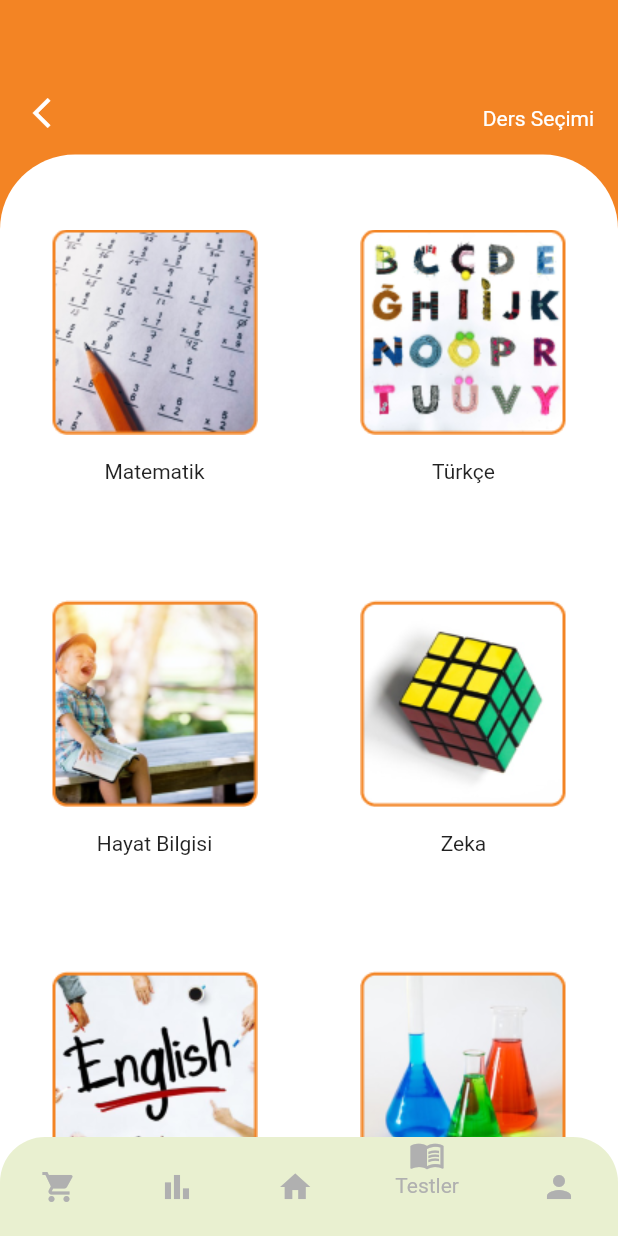
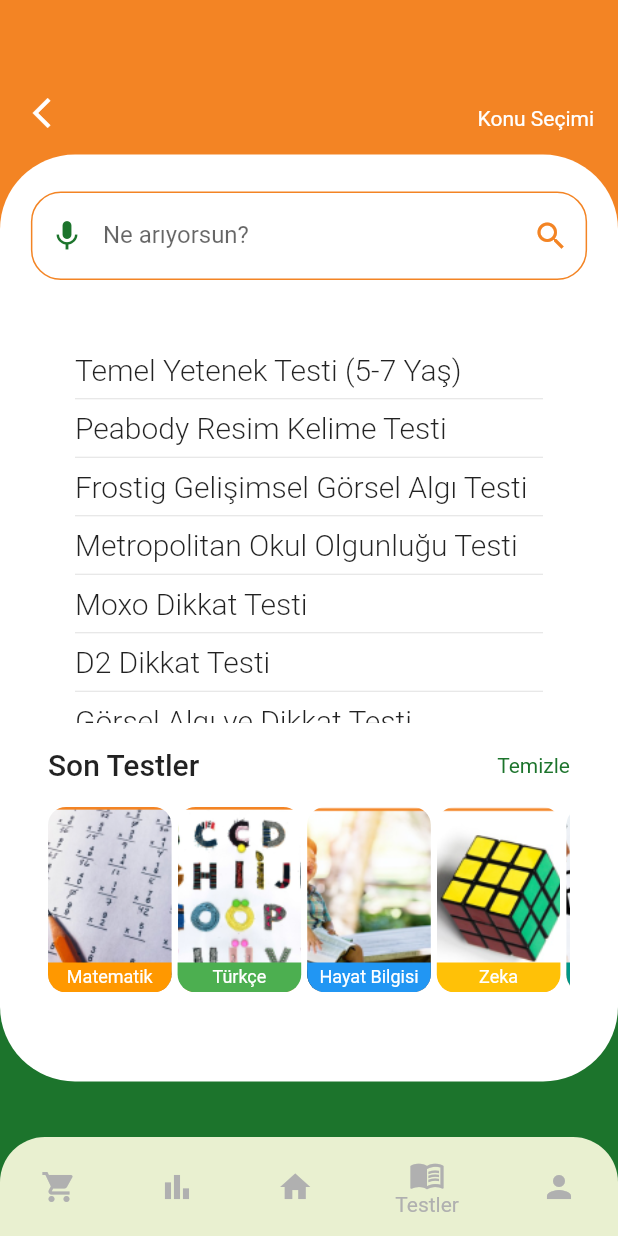
Before and after one commit to hasan-ciftci/dodi, a Flutter app: the screen it shows after launch, on a phone screen of 412 x 824 dp. Run offline on Flutter 3.47's test engine with Material 2 defaults, Android fonts, the phone set to English and light mode, and no system bars; our stand-ins replace charts_flutter, mask_text_input_formatter.

Commit message:
Subject page implemented. TextField will be improved.

```diff
--- a/lib/main.dart
+++ b/lib/main.dart
@@ -1,6 +1,7 @@
 import 'package:dodi/view/choose_profile_extra.dart';
 import 'package:dodi/view/course_select_view.dart';
 import 'package:dodi/view/create_profile_view.dart';
+import 'package:dodi/view/subject_select_view.dart';
 import 'package:flutter/material.dart';
 
 import 'view/analyzing_view.dart';
@@ -50,7 +51,8 @@ class MyApp extends StatelessWidget {
         '/createProfile': (context) => CreateProfileView(),
         //Same with Choose Profile but included one more profile for scenerio.
         '/chooseProfileExtra': (context) => ChooseProfileExtra(),
-        '/': (context) => CourseSelectView(),
+        '/courseSelectView': (context) => CourseSelectView(),
+        '/': (context) => SubjectSelectView(),
       },
     );
   }
--- /dev/null
+++ b/lib/view/subject_select_view.dart
@@ -0,0 +1,337 @@
+import 'package:flutter/material.dart';
+
+import '../core/constants/image_constants.dart';
+
+class SubjectSelectView extends StatefulWidget {
+  @override
+  _SubjectSelectViewState createState() => _SubjectSelectViewState();
+}
+
+class _SubjectSelectViewState extends State<SubjectSelectView> {
+  bool isSelected = false;
+
+  @override
+  Widget build(BuildContext context) {
+    Size size = MediaQuery.of(context).size;
+
+    return Scaffold(
+      body: Stack(
+        children: [
+          buildBackground(size, context),
+          buildPageHeader(size),
+          buildBody(size, context),
+          buildAppBar(size, context)
+        ],
+      ),
+    );
+  }
+
+  Align buildBody(Size size, BuildContext context) {
+    return Align(
+      alignment: Alignment.center,
+      child: Container(
+        height: size.height * .75,
+        width: size.width,
+        decoration: BoxDecoration(
+          borderRadius: BorderRadius.circular(50.0),
+          color: Colors.white,
+        ),
+        child: Column(
+          children: [
+            Padding(
+              padding: EdgeInsets.symmetric(vertical: size.height * .03),
+              child: SizedBox(
+                height: size.height * .1,
+                width: size.width * .9,
+                child: TextFormField(
+                  decoration: InputDecoration(
+                    focusedBorder: OutlineInputBorder(
+                      borderSide: BorderSide(
+                        color: Theme.of(context).backgroundColor,
+                      ),
+                      borderRadius: BorderRadius.all(
+                        Radius.circular(20.0),
+                      ),
+                    ),
+                    enabledBorder: OutlineInputBorder(
+                      borderSide:
+                          BorderSide(color: Theme.of(context).backgroundColor),
+                      borderRadius: BorderRadius.all(
+                        Radius.circular(20.0),
+                      ),
+                    ),
+                    suffixIcon: Icon(Icons.search,
+                        color: Theme.of(context).backgroundColor),
+                    prefixIcon:
+                        Icon(Icons.mic, color: Theme.of(context).primaryColor),
+                    labelText: "Ne arıyorsun?",
+                  ),
+                ),
+              ),
+            ),
+            SizedBox(
+              height: size.height * .3,
+              child: ListView.separated(
+                shrinkWrap: true,
+                primary: false,
+                padding: EdgeInsets.symmetric(horizontal: 50.0),
+                physics: AlwaysScrollableScrollPhysics(
+                    parent: BouncingScrollPhysics()),
+                itemBuilder: (BuildContext context, int index) {
+                  return Text(
+                    subjects[index],
+                    style: Theme.of(context)
+                        .textTheme
+                        .headline6
+                        .copyWith(fontWeight: FontWeight.w300),
+                  );
+                },
+                separatorBuilder: (BuildContext context, int index) =>
+                    Divider(),
+                itemCount: subjects.length,
+              ),
+            ),
+            Padding(
+              padding: EdgeInsets.symmetric(
+                  horizontal: 32.0, vertical: size.height * .02),
+              child: Row(
+                mainAxisAlignment: MainAxisAlignment.spaceBetween,
+                children: [
+                  Text(
+                    "Son Testler",
+                    style: Theme.of(context).textTheme.headline6,
+                  ),
+                  Text(
+                    "Temizle",
+                    style: Theme.of(context)
+                        .textTheme
+                        .bodyText2
+                        .copyWith(color: Theme.of(context).primaryColor),
+                  ),
+                ],
+              ),
+            ),
+            Padding(
+              padding: EdgeInsets.symmetric(horizontal: 32.0),
+              child: SizedBox(
+                height: size.height * .15,
+                child: SingleChildScrollView(
+                  scrollDirection: Axis.horizontal,
+                  child: Row(
+                    children: List.generate(
+                      courses.length,
+                      (index) => Padding(
+                        padding: EdgeInsets.only(right: 4.0),
+                        child: CourseCard(
+                          courseImageIndex: index,
+                          size: size,
+                          courseName: courses[index],
+                          courseColor: courseColors[index],
+                        ),
+                      ),
+                    ),
+                  ),
+                ),
+              ),
+            ),
+          ],
+        ),
+      ),
+    );
+  }
+
+  Align buildPageHeader(Size size) {
+    return Align(
+      alignment: Alignment.topCenter,
+      child: Container(
+        height: size.height * .125,
+        child: Padding(
+          padding: EdgeInsets.all(16.0),
+          child: Row(
+            mainAxisAlignment: MainAxisAlignment.spaceBetween,
+            crossAxisAlignment: CrossAxisAlignment.end,
+            children: [
+              Icon(
+                Icons.arrow_back_ios_outlined,
+                color: Colors.white,
+              ),
+              Text("Konu Seçimi",
+                  style: TextStyle(
+                    color: Colors.white,
+                  )),
+            ],
+          ),
+        ),
+      ),
+    );
+  }
+
+  Align buildAppBar(Size size, BuildContext context) {
+    return Align(
+      alignment: Alignment.bottomCenter,
+      child: Container(
+        height: size.height * .08,
+        decoration: BoxDecoration(
+          borderRadius: BorderRadius.only(
+              topLeft: Radius.circular(30), topRight: Radius.circular(30)),
+          color: Theme.of(context).bottomAppBarColor,
+        ),
+        child: Row(
+          mainAxisAlignment: MainAxisAlignment.spaceAround,
+          children: [
+            Icon(
+              Icons.shopping_cart,
+              color: Color(0xFFB0B0B0),
+            ),
+            Icon(Icons.bar_chart, color: Color(0xFFB0B0B0)),
+            Icon(Icons.home, color: Color(0xFFB0B0B0)),
+            Column(
+              mainAxisAlignment: MainAxisAlignment.center,
+              children: [
+                Icon(Icons.menu_book, color: Color(0xFFB0B0B0)),
+                Text(
+                  "Testler",
+                  style: TextStyle(color: Color(0xFFB0B0B0)),
+                ),
+              ],
+            ),
+            Icon(Icons.person, color: Color(0xFFB0B0B0)),
+          ],
+        ),
+      ),
+    );
+  }
+
+  Column buildBackground(Size size, BuildContext context) {
+    return Column(
+      children: [
+        Expanded(
+          child: Container(color: Theme.of(context).backgroundColor),
+        ),
+        Expanded(
+          child: Container(color: Theme.of(context).primaryColor),
+        )
+      ],
+    );
+  }
+
+  SizedBox buildSelectClassButton(Size size, BuildContext context) {
+    return SizedBox(
+      height: size.height * .15,
+      child: Center(
+        child: SizedBox(
+          height: size.height * .08,
+          width: size.width * .9,
+          child: ElevatedButton(
+            onPressed: () {
+              Navigator.of(context).pushNamed('/startTest');
+            },
+            child: Text(
+              "1. Sınıfı Seç",
+              style: Theme.of(context)
+                  .textTheme
+                  .headline5
+                  .copyWith(color: Colors.white),
+            ),
+            style: ButtonStyle(
+              shape: MaterialStateProperty.all(StadiumBorder()),
+            ),
+          ),
+        ),
+      ),
+    );
+  }
+
+  List<String> subjects = [
+    "Temel Yetenek Testi (5-7 Yaş)",
+    "Peabody Resim Kelime Testi",
+    "Frostig Gelişimsel Görsel Algı Testi",
+    "Metropolitan Okul Olgunluğu Testi",
+    "Moxo Dikkat Testi",
+    "D2 Dikkat Testi",
+    "Görsel Algı ve Dikkat Testi",
+    "Torrance Yaratıcı Düşünme Testi",
+    "Çizgi Yönünü Belirleme Testi"
+  ];
+
+  List<String> courses = [
+    "Matematik",
+    "Türkçe",
+    "Hayat Bilgisi",
+    "Zeka",
+    "İngilizce",
+    "Fen Bilimleri",
+    "Genel Deneme Testleri",
+    "Ödevler",
+  ];
+  List<Color> courseColors = [
+    Colors.orange,
+    Colors.green,
+    Colors.blue,
+    Colors.amber,
+    Colors.teal,
+    Colors.lightBlueAccent,
+    Colors.pinkAccent,
+    Colors.orange,
+  ];
+}
+
+class CourseCard extends StatelessWidget {
+  final String courseName;
+  final Color courseColor;
+  final int courseImageIndex;
+  final Size size;
+
+  const CourseCard(
+      {Key key,
+      @required this.courseName,
+      @required this.courseColor,
+      @required this.size,
+      @required this.courseImageIndex})
+      : super(key: key);
+
+  @override
+  Widget build(BuildContext context) {
+    return Stack(
+      alignment: Alignment.bottomCenter,
+      children: [
+        SizedBox(
+          height: size.height * .15,
+          width: size.height * .1,
+          child: ClipRRect(
+            borderRadius: BorderRadius.circular(12),
+            child: Image.asset(
+              ImageConstants.instance.getCourseImage(courseImageIndex),
+              fit: BoxFit.cover,
+            ),
+          ),
+        ),
+        SizedBox(
+            width: size.height * .1,
+            child: Container(
+              decoration: BoxDecoration(
+                  color: courseColor,
+                  borderRadius: BorderRadius.only(
+                      bottomLeft: Radius.circular(12.0),
+                      bottomRight: Radius.circular(12.0))),
+              child: FractionallySizedBox(
+                widthFactor: 1,
+                child: Padding(
+                  padding: EdgeInsets.symmetric(
+                    vertical: 3.0,
+                  ),
+                  child: Text(
+                    courseName,
+                    style: Theme.of(context)
+                        .textTheme
+                        .caption
+                        .copyWith(color: Colors.white),
+                    textAlign: TextAlign.center,
+                  ),
+                ),
+              ),
+            ))
+      ],
+    );
+  }
+}
```
